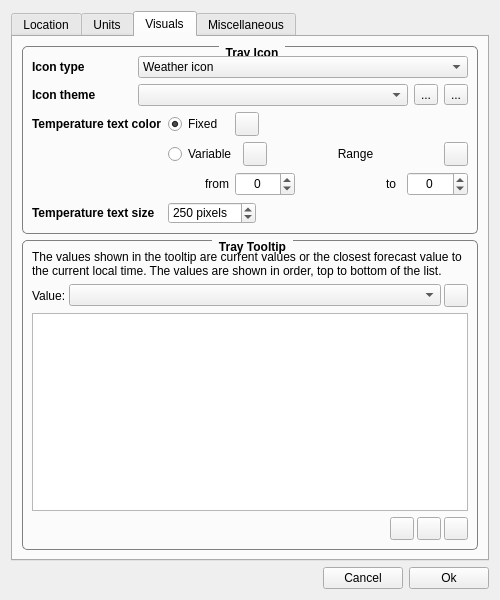
FelixdelasPozas/TrayWeather, file ConfigurationDialog.ui: the form before one commit.
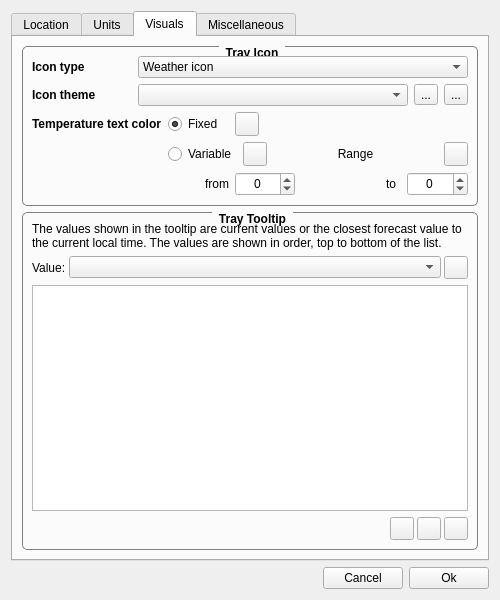
The form after the commit. Icons and pictures are not drawn. Custom widgets are drawn as their Qt base class.

Commit message: Automatic icon text size computation based on font metrics.

```diff
--- a/ConfigurationDialog.ui
+++ b/ConfigurationDialog.ui
@@ -1230,64 +1230,6 @@
               </item>
              </layout>
             </item>
-            <item row="3" column="0">
-             <widget class="QLabel" name="label_21">
-              <property name="minimumSize">
-               <size>
-                <width>0</width>
-                <height>22</height>
-               </size>
-              </property>
-              <property name="font">
-               <font>
-                <weight>75</weight>
-                <bold>true</bold>
-               </font>
-              </property>
-              <property name="text">
-               <string>Temperature text size</string>
-              </property>
-             </widget>
-            </item>
-            <item row="3" column="1">
-             <layout class="QHBoxLayout" name="horizontalLayout_8">
-              <item>
-               <widget class="QSpinBox" name="m_fontSize">
-                <property name="minimumSize">
-                 <size>
-                  <width>0</width>
-                  <height>22</height>
-                 </size>
-                </property>
-                <property name="suffix">
-                 <string> pixels</string>
-                </property>
-                <property name="minimum">
-                 <number>1</number>
-                </property>
-                <property name="maximum">
-                 <number>1000</number>
-                </property>
-                <property name="value">
-                 <number>250</number>
-                </property>
-               </widget>
-              </item>
-              <item>
-               <spacer name="horizontalSpacer_3">
-                <property name="orientation">
-                 <enum>Qt::Horizontal</enum>
-                </property>
-                <property name="sizeHint" stdset="0">
-                 <size>
-                  <width>40</width>
-                  <height>20</height>
-                 </size>
-                </property>
-               </spacer>
-              </item>
-             </layout>
-            </item>
            </layout>
           </item>
          </layout>
```
The commit also changes 4 other files.
